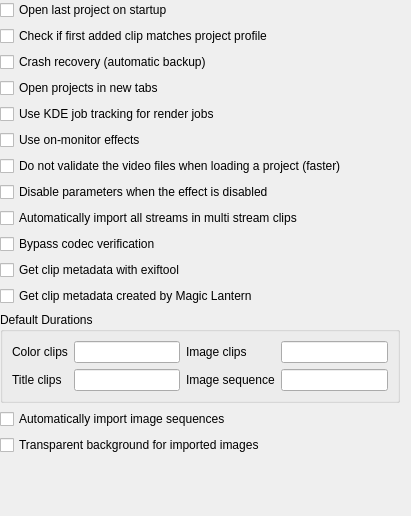
Before: the Qt Designer form src/ui/configmisc_ui.ui in KDE/kdenlive, drawn with Qt 5.
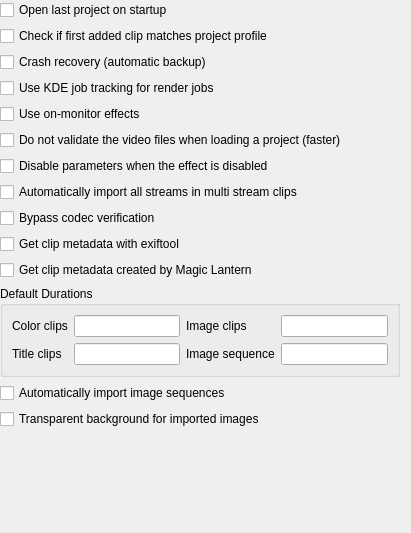
After: the same form once the commit is applied.

Commit message: Fix warning about non existent activatetab setting

```diff
--- a/src/ui/configmisc_ui.ui
+++ b/src/ui/configmisc_ui.ui
@@ -7,7 +7,7 @@
     <x>0</x>
     <y>0</y>
     <width>411</width>
-    <height>516</height>
+    <height>533</height>
    </rect>
   </property>
   <layout class="QGridLayout" name="gridLayout_4">
@@ -17,7 +17,7 @@
    <property name="topMargin">
     <number>0</number>
    </property>
-   <item row="4" column="0" colspan="2">
+   <item row="3" column="0" colspan="2">
     <widget class="QCheckBox" name="kcfg_usekuiserver">
      <property name="text">
       <string>Use KDE job tracking for render jobs</string>
@@ -38,56 +38,49 @@
      </property>
     </widget>
    </item>
-   <item row="8" column="0">
+   <item row="7" column="0">
     <widget class="QCheckBox" name="kcfg_automultistreams">
      <property name="text">
       <string>Automatically import all streams in multi stream clips</string>
      </property>
     </widget>
    </item>
-   <item row="7" column="0">
+   <item row="6" column="0">
     <widget class="QCheckBox" name="kcfg_disable_effect_parameters">
      <property name="text">
       <string>Disable parameters when the effect is disabled</string>
      </property>
     </widget>
    </item>
-   <item row="9" column="0">
+   <item row="8" column="0">
     <widget class="QCheckBox" name="kcfg_bypasscodeccheck">
      <property name="text">
       <string>Bypass codec verification</string>
      </property>
     </widget>
    </item>
-   <item row="13" column="0">
+   <item row="12" column="0">
     <widget class="QCheckBox" name="kcfg_autoimagesequence">
      <property name="text">
       <string>Automatically import image sequences</string>
      </property>
     </widget>
    </item>
-   <item row="6" column="0">
+   <item row="5" column="0">
     <widget class="QCheckBox" name="kcfg_projectloading_avformatnovalidate">
      <property name="text">
       <string>Do not validate the video files when loading a project (faster)</string>
      </property>
     </widget>
    </item>
-   <item row="5" column="0">
+   <item row="4" column="0">
     <widget class="QCheckBox" name="kcfg_on_monitor_effects">
      <property name="text">
       <string>Use on-monitor effects</string>
      </property>
     </widget>
    </item>
-   <item row="3" column="0" colspan="3">
-    <widget class="QCheckBox" name="kcfg_activatetabs">
-     <property name="text">
-      <string>Open projects in new tabs</string>
-     </property>
-    </widget>
-   </item>
-   <item row="10" column="0">
+   <item row="9" column="0">
     <widget class="QCheckBox" name="kcfg_use_exiftool">
      <property name="text">
       <string>Get clip metadata with exiftool</string>
@@ -101,7 +94,7 @@
      </property>
     </widget>
    </item>
-   <item row="12" column="0" colspan="3">
+   <item row="11" column="0" colspan="3">
     <widget class="QGroupBox" name="groupBox">
      <property name="title">
       <string>Default Durations</string>
@@ -150,14 +143,14 @@
      </layout>
     </widget>
    </item>
-   <item row="14" column="0">
+   <item row="13" column="0">
     <widget class="QCheckBox" name="kcfg_autoimagetransparency">
      <property name="text">
       <string>Transparent background for imported images</string>
      </property>
     </widget>
    </item>
-   <item row="15" column="0" colspan="3">
+   <item row="14" column="0" colspan="3">
     <spacer>
      <property name="orientation">
       <enum>Qt::Vertical</enum>
@@ -170,7 +163,7 @@
      </property>
     </spacer>
    </item>
-   <item row="11" column="0">
+   <item row="10" column="0">
     <widget class="QCheckBox" name="kcfg_use_magicLantern">
      <property name="text">
       <string>Get clip metadata created by Magic Lantern</string>
```
The commit also changes 1 other file.
